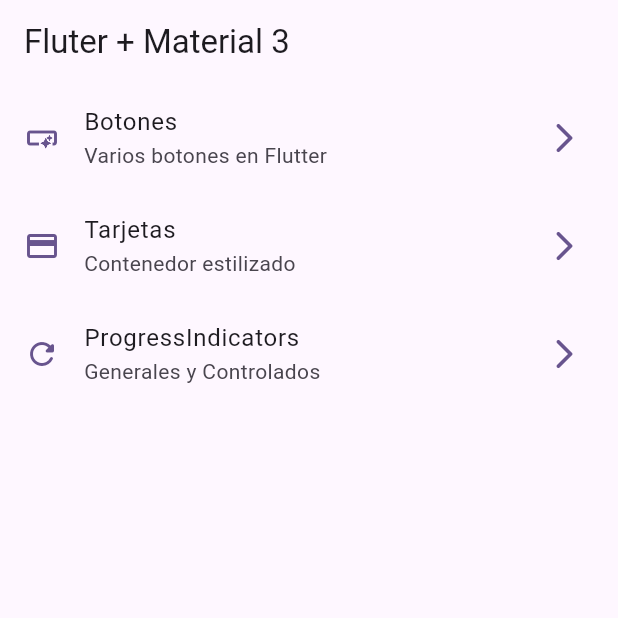
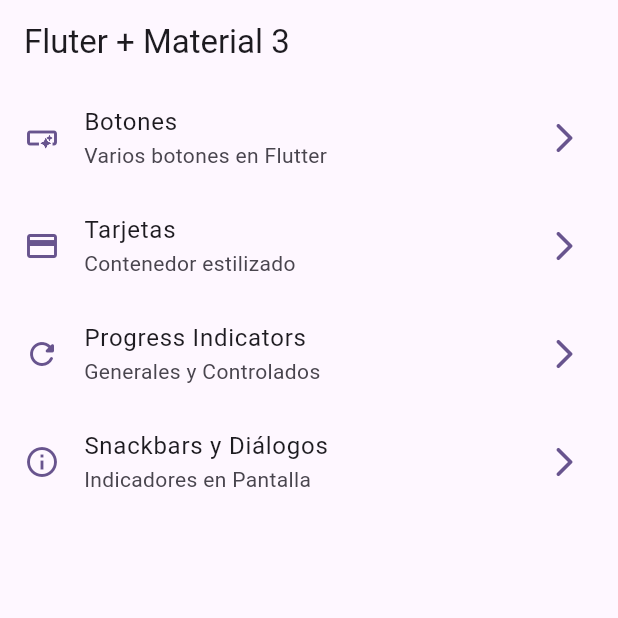
Before and after one commit to felipe9520/widget-app, a Flutter app: the screen it shows after launch, on a phone screen of 412 x 824 dp, the top half of it. Run offline on Flutter 3.47's test engine with Material 3 defaults, Android fonts, the phone set to English and light mode, and no system bars; our stand-ins replace go_router.

Commit message:
snackbars dialogs finished

```diff
--- a/lib/config/menu/menu_items.dart
+++ b/lib/config/menu/menu_items.dart
@@ -36,11 +36,18 @@ const appMenuItems = <MenuItem>[
     icon: Icons.credit_card
   ),
 
-   MenuItem(
-    title: 'ProgressIndicators',
+  MenuItem(
+    title: 'Progress Indicators',
     subtitle: 'Generales y Controlados',
     link: '/progress',
     icon: Icons.refresh_rounded
   ),
 
+  MenuItem(
+    title: 'Snackbars y Diálogos',
+    subtitle: 'Indicadores en Pantalla',
+    link: '/snackbars',
+    icon: Icons.info_outline
+  ),
+
 ];
--- a/lib/config/router/app_router.dart
+++ b/lib/config/router/app_router.dart
@@ -30,5 +30,11 @@ final appRouter = GoRouter(
       name: ProgressScreen.name,
       builder: (context, state) => const ProgressScreen(),
     ),
+
+    GoRoute(
+      path: '/snackbars',
+      name: SnackbarScreen.name,
+      builder: (context, state) => const SnackbarScreen(),
+    ),
   ],
 );
--- a/lib/main.dart
+++ b/lib/main.dart
@@ -13,6 +13,7 @@ class MainApp extends StatelessWidget {
   @override
   Widget build(BuildContext context) {
     return MaterialApp.router(
+      title: 'Flutter Widgets' ,
       routerConfig: appRouter,
       debugShowCheckedModeBanner: false,
       theme: AppTheme( selectedColor: 8 ).getTheme(),
```
Also changed, not shown: lib/presentation/screens/snackbar/snackbar_screen.dart (+69 -1 lines).
